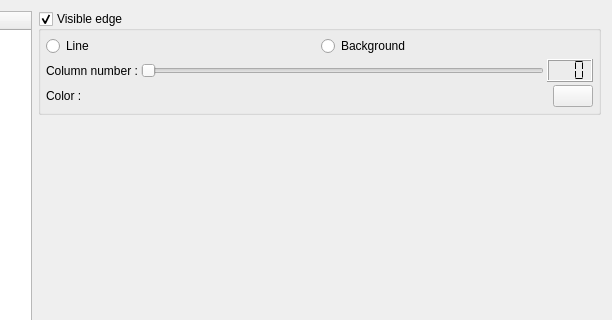
Old version of the form enki/ui/UISettings.ui in the repository andreikop/enki; both pictures show x 159 to 771 and y 0 to 320 of the 771 by 550 pixel window.
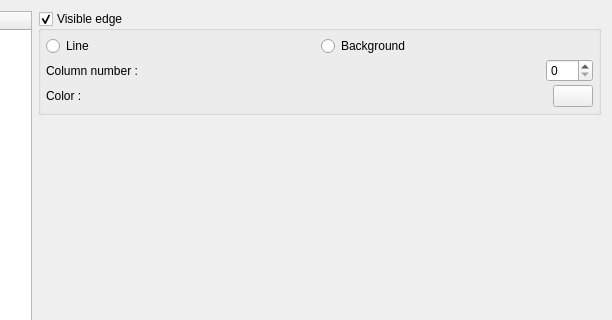
New version of the form. The open tabs and pages were chosen to show the change. Custom widgets are drawn as their Qt base class.

Commit message: Edge config: replace slider with spinbox

The edit to the form file:
```diff
--- a/enki/ui/UISettings.ui
+++ b/enki/ui/UISettings.ui
@@ -1069,37 +1069,15 @@
                </widget>
               </item>
               <item>
-               <widget class="QSlider" name="sEdgeColumnNumber">
+               <widget class="QSpinBox" name="sEdgeColumnNumber">
                 <property name="sizePolicy">
-                 <sizepolicy hsizetype="Expanding" vsizetype="Fixed">
+                 <sizepolicy hsizetype="Maximum" vsizetype="Fixed">
                   <horstretch>0</horstretch>
                   <verstretch>0</verstretch>
                  </sizepolicy>
                 </property>
                 <property name="maximum">
-                 <number>160</number>
-                </property>
-                <property name="orientation">
-                 <enum>Qt::Horizontal</enum>
-                </property>
-                <property name="tickInterval">
-                 <number>10</number>
-                </property>
-               </widget>
-              </item>
-              <item>
-               <widget class="QLCDNumber" name="lnEdgeColumnNumber">
-                <property name="sizePolicy">
-                 <sizepolicy hsizetype="Fixed" vsizetype="Fixed">
-                  <horstretch>0</horstretch>
-                  <verstretch>0</verstretch>
-                 </sizepolicy>
-                </property>
-                <property name="numDigits">
-                 <number>3</number>
-                </property>
-                <property name="segmentStyle">
-                 <enum>QLCDNumber::Flat</enum>
+                 <number>512</number>
                 </property>
                </widget>
               </item>
```
Left out of the diff: 20 changed lines with no effect on the pictures.
